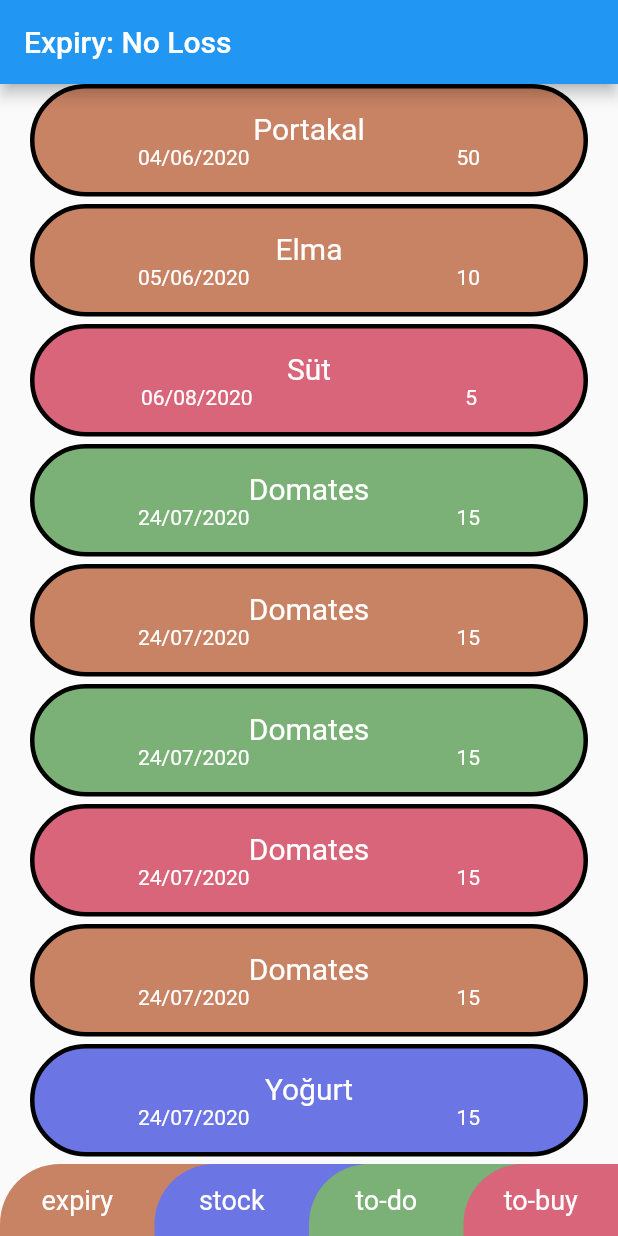
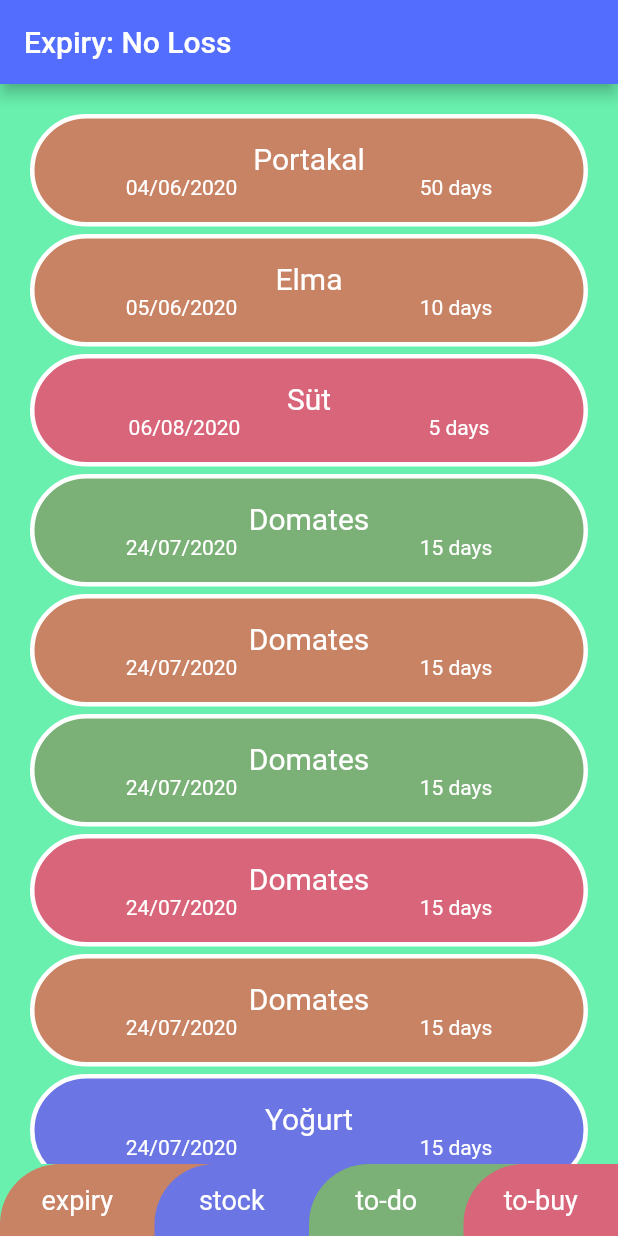
Before and after one commit to sametkamgul/Expiry-No-Loss, a Flutter app: the screen it shows after launch, on a phone screen of 412 x 824 dp. Run offline on Flutter 3.47's test engine with Material 2 defaults, Android fonts, the phone set to English and light mode, and no system bars; our stand-ins replace sqflite; accounts and stored records are empty.

Commit message:
important FIXME is added.

```diff
--- a/lib/main.dart
+++ b/lib/main.dart
@@ -35,10 +35,10 @@ class MyHomePage extends StatefulWidget {
 }
 
 class _MyHomePageState extends State<MyHomePage> {
-  bool _biggerExpiry = false;
-  bool _biggerStock = false;
-  bool _biggerToDo = false;
-  bool _biggerToBuy = false;
+  bool biggerExpiry = false;
+  bool biggerStock = false;
+  bool biggerToDo = false;
+  bool biggerToBuy = false;
 
   @override
   Widget build(BuildContext context) {
@@ -47,7 +47,9 @@ class _MyHomePageState extends State<MyHomePage> {
     //double screenHeight = MediaQuery.of(context).size.height;
 
     return Scaffold(
+      backgroundColor: Colors.greenAccent,
       appBar: AppBar(
+        backgroundColor: Colors.indigoAccent,
         // Here we take the value from the MyHomePage object that was created by
         // the App.build method, and use it to set our appbar title.
         title: Text(widget.title),
@@ -58,13 +60,15 @@ class _MyHomePageState extends State<MyHomePage> {
           crossAxisAlignment: CrossAxisAlignment.center,
           children: <Widget>[
             Container(),
+
             //Expanded(child: Text('tetet')),
 
 
-
-            Expanded(
+            Container(
+              child: Expanded(
                 child: ListView(
                   children: <Widget>[
+                    Padding(padding: EdgeInsets.only(top: 20.0),),
                     ItemWidget(itemType: 'expiry', itemName: 'Portakal', itemDateTime: '04/06/2020', itemCountdown: 50),
                     ItemWidget(itemType: 'expiry', itemName: 'Elma', itemDateTime: '05/06/2020', itemCountdown: 10),
                     ItemWidget(itemType: 'to-buy', itemName: 'Süt', itemDateTime: '06/08/2020', itemCountdown: 5),
@@ -74,9 +78,14 @@ class _MyHomePageState extends State<MyHomePage> {
                     ItemWidget(itemType: 'to-buy', itemName: 'Domates', itemDateTime: '24/07/2020', itemCountdown: 15),
                     ItemWidget(itemType: 'expiry', itemName: 'Domates', itemDateTime: '24/07/2020', itemCountdown: 15),
                     ItemWidget(itemType: 'stock', itemName: 'Yoğurt', itemDateTime: '24/07/2020', itemCountdown: 15),
+                    Padding(padding: EdgeInsets.only(top: 20.0),),
                   ],
                 ),
               ),
+            ),
+
+
+
 
             // Bottom Tab Menu
             BottomTab(tab1: 'expiry', tab2: 'stock', tab3: 'to-do', tab4: 'to-buy'),
--- a/lib/widgets/bottomTab.dart
+++ b/lib/widgets/bottomTab.dart
@@ -28,24 +28,21 @@ class _BottomTabState extends State<BottomTab> {
     double screenWidth = MediaQuery.of(context).size.width;
     //double screenHeight = MediaQuery.of(context).size.height;
 
-    return
-      // bottom menu
-      Align(
+    return Align(
       alignment: Alignment.bottomCenter,
       child: Stack(
         alignment: Alignment.bottomCenter,
         children: <Widget>[
-
           // Expiry-menu item
           Align(
             alignment: Alignment.bottomRight,
             child: new AnimatedContainer(
+              color: Colors.transparent,
               duration: Duration(milliseconds: 100),
               curve: Curves.bounceInOut,
               padding: EdgeInsets.only(left: 0.0, right: 0.0),
               height: !this.biggerExpiry ? 48.0 : 96.0,
               width: screenWidth,
-                color: Colors.transparent,
               child: GestureDetector(
                 onTap: () {
                   print(widget.tab1);
@@ -257,8 +254,7 @@ class _BottomTabState extends State<BottomTab> {
           ),
 
         ],
-        )
+      ),
     );
-
   }
 }
--- a/lib/widgets/item.dart
+++ b/lib/widgets/item.dart
@@ -33,10 +33,10 @@ class ItemWidget extends StatelessWidget {
                    : itemType == 'stock' ? Color(0xFF6B75E3)
                    : itemType == 'to-do' ? Color(0xFF7BB076)
                    : itemType == 'to-buy' ? Color(0xFFD86579)
-                   : Colors.white,
-              //color: Color(0xFFC88264),
+                   : Colors.blue,
               border: Border.all(
                 width: 3,
+                color: Colors.white   // TODO: maybe remove the stroke color!!!
               ),
               borderRadius: new BorderRadius.all(
                 const Radius.circular(40.0),
@@ -66,7 +66,7 @@ class ItemWidget extends StatelessWidget {
                         ),
                       ),
                       Text(
-                        itemCountdown.toString(),
+                        itemCountdown.toString() + ' days',
                         style: TextStyle(
                           color: Colors.white,
                           fontSize: 14.0,
```
Lines whose indentation alone changed are shown as unchanged.
